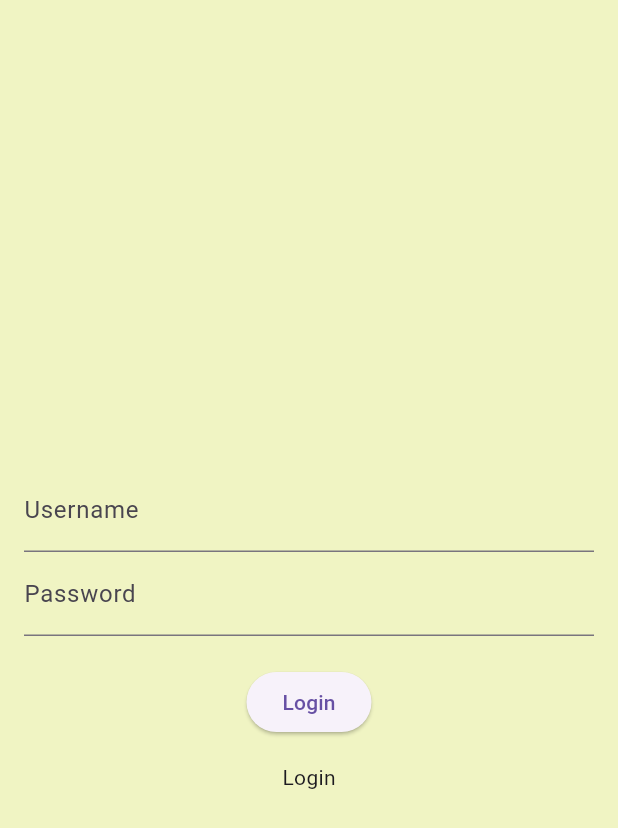
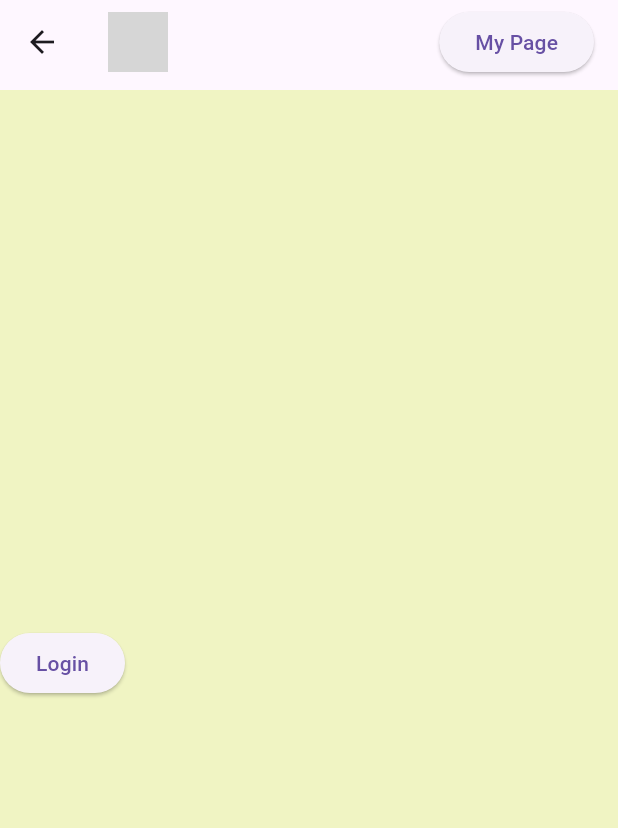
Before and after one commit to Nymmpy/nymmp_front, a Flutter app: the LoginPage screen opened directly, on a phone screen of 412 x 824 dp. Shown: the top 828 px of the screen. Run offline on Flutter 3.47's test engine with Material 3 defaults, Android fonts, the phone set to English and light mode, and no system bars; grey boxes are pictures that could not be loaded.

Commit message:
feat: 화면 간 전환 구현

```diff
--- a/lib/components/group_tap.dart
+++ b/lib/components/group_tap.dart
@@ -9,7 +9,7 @@ class GroupTap extends StatelessWidget {
   Widget build(BuildContext context) {
     return GestureDetector(
       onTap: () {
-        Navigator.pushNamed(context, '/group/', arguments: groupId);
+        Navigator.pushNamed(context, '/group', arguments: groupId);
       },
       child: Container(
         padding: EdgeInsets.all(16.0),
--- a/lib/components/header.dart
+++ b/lib/components/header.dart
@@ -1,10 +1,32 @@
 import 'package:flutter/material.dart';
 
 class Header extends StatelessWidget {
+  final bool isMyPage;
+
+  Header({required this.isMyPage});
+
   @override
   Widget build(BuildContext context) {
     return AppBar(
-      title: Text('Header'),
+      title: Row(
+        mainAxisAlignment: MainAxisAlignment.spaceBetween,
+        children: [
+          Image.asset(
+            'assets/logo.png', // 로고 이미지 경로 설정
+            height: 40,
+          ),
+          ElevatedButton(
+            onPressed: () {
+              if (isMyPage) {
+                Navigator.pushNamed(context, '/main');
+              } else {
+                Navigator.pushNamed(context, '/mypage');
+              }
+            },
+            child: Text(isMyPage ? 'Main Page' : 'My Page'),
+          ),
+        ],
+      ),
     );
   }
 }
--- a/lib/components/login.dart
+++ b/lib/components/login.dart
@@ -3,28 +3,11 @@ import 'package:flutter/material.dart';
 class Login extends StatelessWidget {
   @override
   Widget build(BuildContext context) {
-    return Padding(
-      padding: const EdgeInsets.all(16.0),
-      child: Column(
-        mainAxisAlignment: MainAxisAlignment.center,
-        children: <Widget>[
-          TextField(
-            decoration: InputDecoration(labelText: 'Username'),
-          ),
-          TextField(
-            decoration: InputDecoration(labelText: 'Password'),
-            obscureText: true,
-          ),
-          SizedBox(height: 20),
-          ElevatedButton(
-            onPressed: () {
-              // 로그인 버튼을 눌렀을 때 메인 페이지로 이동
-              Navigator.pushReplacementNamed(context, '/main');
-            },
-            child: Text('Login'),
-          ),
-        ],
-      ),
+    return ElevatedButton(
+      onPressed: () {
+        Navigator.pushNamed(context, '/main');
+      },
+      child: Text('Login'),
     );
   }
 }
--- a/lib/pages/login_page.dart
+++ b/lib/pages/login_page.dart
@@ -1,17 +1,21 @@
 import 'package:flutter/material.dart';
 import '../components/login.dart';
+import "../components/header.dart";
 
 class LoginPage extends StatelessWidget {
   @override
   Widget build(BuildContext context) {
     return Scaffold(
+      appBar: PreferredSize(
+        preferredSize: Size.fromHeight(60.0), // 높이 설정
+        child: Header(isMyPage: false),
+      ),
       body: Container(
         height: MediaQuery.of(context).size.height,
         child: Column(
           mainAxisAlignment: MainAxisAlignment.center,
           children: <Widget>[
             Login(),
-            Text('Login'),
           ],
         ),
       ),
--- a/lib/pages/main_page.dart
+++ b/lib/pages/main_page.dart
@@ -1,11 +1,15 @@
 import 'package:flutter/material.dart';
 import '../components/group_tap.dart';
+import '../components/header.dart';
 
 class MainPage extends StatelessWidget {
   @override
   Widget build(BuildContext context) {
     return Scaffold(
-      appBar: AppBar(title: Text('참여 중인 그룹')),
+      appBar: PreferredSize(
+        preferredSize: Size.fromHeight(60.0),
+        child: Header(isMyPage: false),
+      ),
       body: Padding(
         padding: EdgeInsets.all(16.0),
         child: Column(
--- a/lib/pages/my_page.dart
+++ b/lib/pages/my_page.dart
@@ -1,10 +1,14 @@
 import 'package:flutter/material.dart';
+import '../components/header.dart';
 
 class MyPage extends StatelessWidget {
   @override
   Widget build(BuildContext context) {
     return Scaffold(
-      appBar: AppBar(title: Text('마이 페이지')),
+      appBar: PreferredSize(
+        preferredSize: Size.fromHeight(60.0),
+        child: Header(isMyPage: true),
+      ),
       body: Center(
         child: Text('마이 페이지', style: TextStyle(fontSize: 24)),
       ),
--- a/lib/pages/poll_page.dart
+++ b/lib/pages/poll_page.dart
@@ -1,7 +1,7 @@
 import 'package:flutter/material.dart';
 
 class PollPage extends StatelessWidget {
-  final String pollId;
+  final int pollId;
 
   PollPage({required this.pollId});
 
```
Also changed, not shown: lib/main.dart (+30 -9 lines), lib/pages/group_page.dart (+8 -4 lines), lib/pages/result_page.dart (+7 -3 lines).
